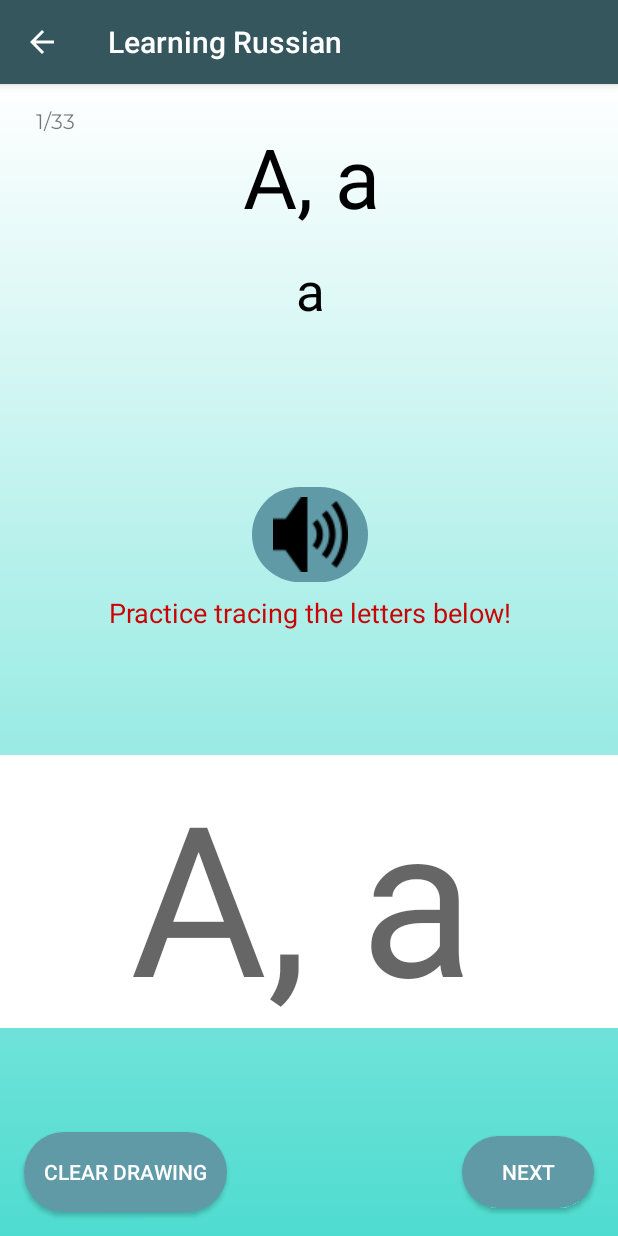
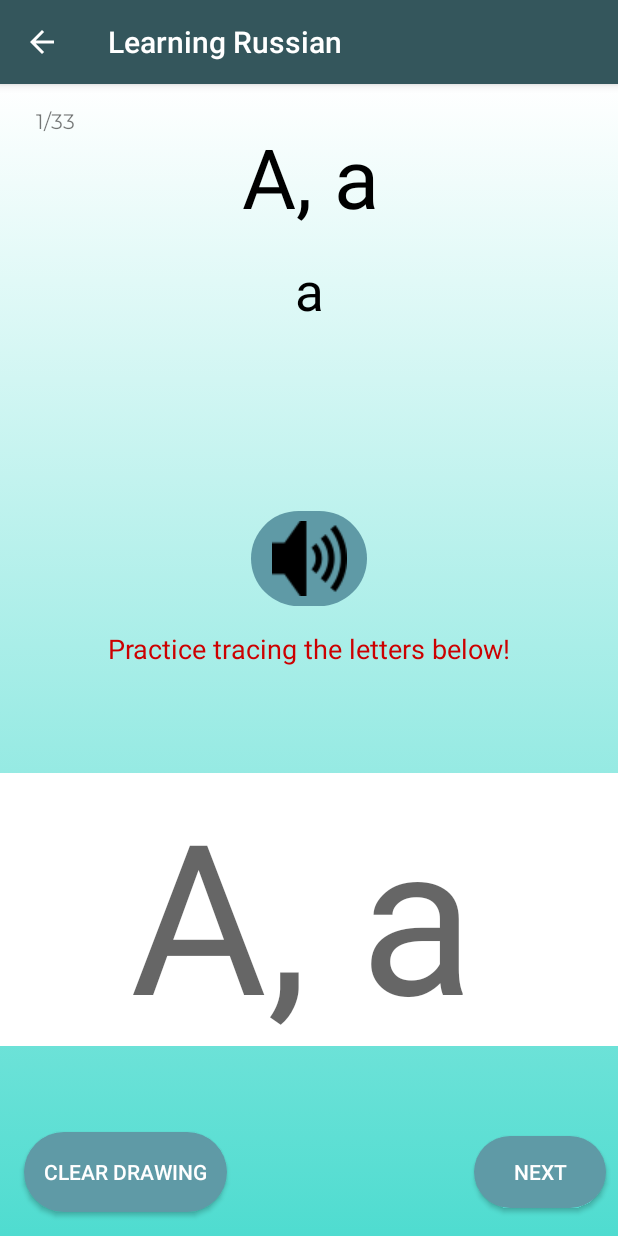
Before and after one commit to t-ahsan/EC327_Project, an Android app: the LearnActivity screen opened directly, with no data from a screen before it, on a phone screen of 412 x 824 dp. Run offline under Robolectric (Android 15) with nearby library versions, the phone set to English and light mode, and no system bars; Roboto replaces fonts that are not available here.

Commit message:
Minor UI fixes

```diff
--- a/app/src/main/res/layout/activity_learn.xml
+++ b/app/src/main/res/layout/activity_learn.xml
@@ -47,7 +47,7 @@
         android:id="@+id/audioButton"
         android:layout_width="77dp"
         android:layout_height="63dp"
-        android:layout_marginBottom="8dp"
+        android:layout_marginBottom="16dp"
         android:layout_marginEnd="8dp"
         android:layout_marginStart="8dp"
         android:layout_marginTop="8dp"
@@ -66,8 +66,8 @@
         android:id="@+id/nextButton"
         android:layout_width="0dp"
         android:layout_height="wrap_content"
-        android:layout_marginEnd="16dp"
-        android:layout_marginRight="36dp"
+        android:layout_marginEnd="8dp"
+        android:layout_marginRight="8dp"
         android:background="@drawable/button_test"
         android:onClick="onNextButtonClick"
         android:text="@string/next_string"
@@ -116,10 +116,11 @@
         android:textColor="@android:color/holo_red_dark"
         android:textSize="18sp"
         app:layout_constraintBottom_toBottomOf="parent"
+        app:layout_constraintHorizontal_bias="0.492"
         app:layout_constraintLeft_toLeftOf="parent"
         app:layout_constraintRight_toRightOf="parent"
         app:layout_constraintTop_toTopOf="parent"
-        app:layout_constraintVertical_bias="0.466" />
+        app:layout_constraintVertical_bias="0.499" />
 
     <Button
         android:id="@+id/clearButton"
@@ -151,10 +152,10 @@
 
     <Button
         android:id="@+id/previousButton"
-        android:layout_width="wrap_content"
+        android:layout_width="0dp"
         android:layout_height="wrap_content"
-        android:layout_marginEnd="6dp"
-        android:layout_marginStart="6dp"
+        android:layout_marginEnd="12dp"
+        android:layout_marginStart="12dp"
         android:background="@drawable/button_test"
         android:onClick="onPreviousButtonClick"
         android:text="@string/previous_string"
--- a/app/src/main/res/layout/activity_main.xml
+++ b/app/src/main/res/layout/activity_main.xml
@@ -95,6 +95,7 @@
         android:layout_width="wrap_content"
         android:layout_height="wrap_content"
         android:layout_marginStart="8dp"
+        android:layout_marginTop="8dp"
         android:background="@drawable/button_round"
         android:onClick="startLearnRussian"
         android:text="@string/russian_string"
```
